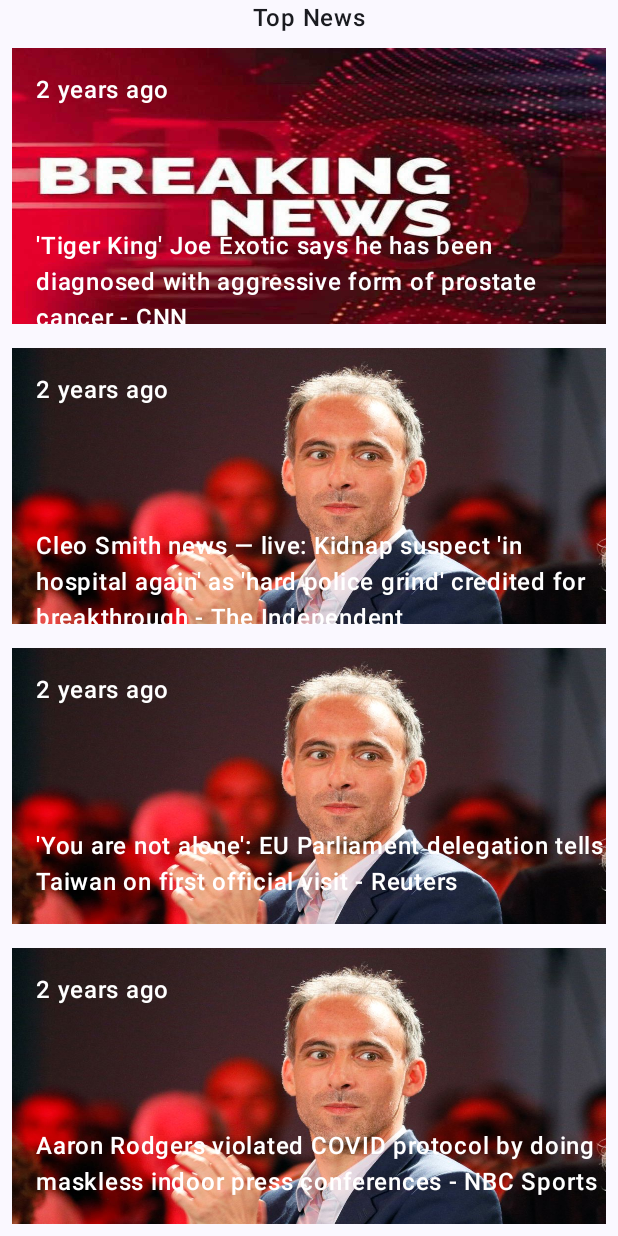
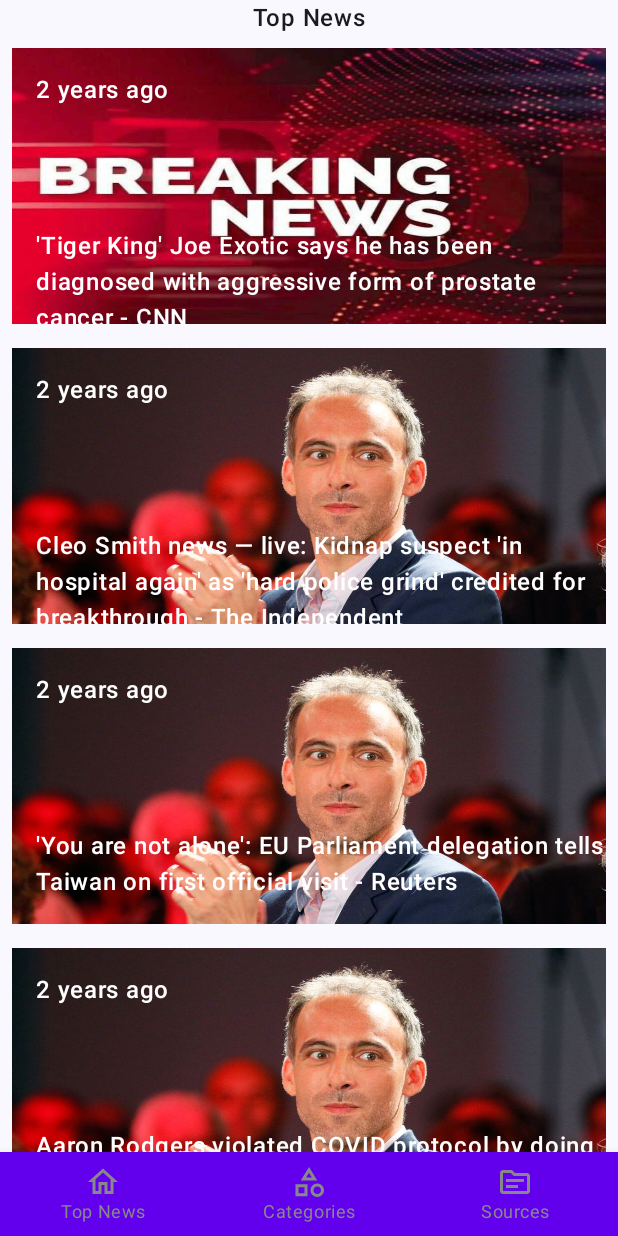
Before and after one commit to raduhirbea/NewsApp, an Android app built with Jetpack Compose: the screen it shows after launch (MainActivity), on a phone screen of 412 x 824 dp. Run offline under Robolectric (Android 15) with nearby library versions, the phone set to English and light mode, and no system bars.

Commit message:
Added bottom navigation

```diff
--- a/app/build.gradle.kts
+++ b/app/build.gradle.kts
@@ -54,6 +54,8 @@ dependencies {
 
     // Jetpack Compose Integration
     implementation("androidx.navigation:navigation-compose:$nav_version")
+    implementation("androidx.compose.material:material-icons-extended-android:1.5.4")
+    implementation("androidx.compose.material:material:1.5.4")
 
     implementation(libs.androidx.core.ktx)
     implementation(libs.androidx.lifecycle.runtime.ktx)
--- /dev/null
+++ b/app/src/main/java/dev/raduhs/newsapp/BottomMenuScreen.kt
@@ -0,0 +1,14 @@
+package dev.raduhs.newsapp
+
+import androidx.compose.material.icons.Icons
+import androidx.compose.material.icons.outlined.Category
+import androidx.compose.material.icons.outlined.Home
+import androidx.compose.material.icons.outlined.Source
+import androidx.compose.ui.graphics.vector.ImageVector
+
+sealed class BottomMenuScreen (val route: String, val icon:ImageVector, val title:String){
+
+    object TopNews: BottomMenuScreen("top news", Icons.Outlined.Home, "Top News")
+    object Categories: BottomMenuScreen("categories", Icons.Outlined.Category, "Categories")
+    object Sources: BottomMenuScreen("sources", Icons.Outlined.Source, "Sources")
+}
--- /dev/null
+++ b/app/src/main/java/dev/raduhs/newsapp/components/BottomMenu.kt
@@ -0,0 +1,48 @@
+package dev.raduhs.newsapp.components
+
+import androidx.compose.runtime.Composable
+import androidx.navigation.NavController
+import dev.raduhs.newsapp.BottomMenuScreen
+import androidx.compose.material.BottomNavigation
+import androidx.compose.material.BottomNavigationItem
+import androidx.compose.material.Icon
+import androidx.compose.material.Text
+import androidx.compose.runtime.getValue
+import androidx.compose.ui.graphics.Color
+import androidx.compose.ui.res.colorResource
+import androidx.navigation.compose.currentBackStackEntryAsState
+import dev.raduhs.newsapp.R
+
+@Composable
+fun BottomMenu(navController: NavController) {
+    val menuItems =
+        listOf(BottomMenuScreen.TopNews, BottomMenuScreen.Categories, BottomMenuScreen.Sources)
+
+    BottomNavigation(contentColor = colorResource(id = R.color.white)) {
+        val navBackStackEntry by navController.currentBackStackEntryAsState()
+        val currentRoute = navBackStackEntry?.destination?.route
+
+        menuItems.forEach {
+            BottomNavigationItem(label = { Text(text = it.title) },
+                alwaysShowLabel = true,
+                selectedContentColor = Color.White,
+                unselectedContentColor = Color.Gray,
+                selected = currentRoute == it.route,
+                onClick = { navController.navigate(it.route) {
+                    navController.graph.startDestinationRoute?.let {
+                        route ->
+                        popUpTo(route) {
+                            saveState = true
+                        }
+                        launchSingleTop = true
+                        restoreState = true
+                    }
+                } },
+                icon = { Icon(imageVector = it.icon, contentDescription = it.title)}
+            )
+
+        }
+
+
+    }
+}
--- a/app/src/main/java/dev/raduhs/newsapp/ui/NewsApp.kt
+++ b/app/src/main/java/dev/raduhs/newsapp/ui/NewsApp.kt
@@ -1,27 +1,48 @@
 package dev.raduhs.newsapp.ui
 
+import android.annotation.SuppressLint
+import androidx.compose.foundation.ScrollState
 import androidx.compose.foundation.rememberScrollState
+import androidx.compose.material3.Scaffold
 import androidx.compose.runtime.Composable
+import androidx.navigation.NavController
+import androidx.navigation.NavGraphBuilder
+import androidx.navigation.NavHostController
 import androidx.navigation.NavType
 import androidx.navigation.compose.NavHost
 import androidx.navigation.compose.composable
 import androidx.navigation.compose.rememberNavController
 import androidx.navigation.navArgument
+import dev.raduhs.newsapp.BottomMenuScreen
 import dev.raduhs.newsapp.MockData
+import dev.raduhs.newsapp.components.BottomMenu
+import dev.raduhs.newsapp.ui.screen.Categories
 import dev.raduhs.newsapp.ui.screen.DetailScreen
+import dev.raduhs.newsapp.ui.screen.Sources
 import dev.raduhs.newsapp.ui.screen.TopNews
 
 @Composable
 fun NewsApp() {
-    Navigation()
+    val navController = rememberNavController()
+    val scrollState = rememberScrollState()
+
+    MainScreen(navController, scrollState)
+}
+
+@SuppressLint("UnusedMaterial3ScaffoldPaddingParameter")
+@Composable
+fun MainScreen(navController: NavHostController, scrollState: ScrollState) {
+
+    Scaffold(bottomBar = { BottomMenu(navController = navController)}) {
+        Navigation(navController, scrollState)
+    }
 }
 
 @Composable
-fun Navigation() {
-    val navController = rememberNavController()
-    val scrollState = rememberScrollState()
+fun Navigation(navController: NavHostController, scrollState: ScrollState) {
 
     NavHost(navController = navController, startDestination = "TopNews") {
+        bottomNavigation(navController)
         composable("TopNews") {
             TopNews(navController = navController)
         }
@@ -36,3 +57,15 @@ fun Navigation() {
         }
     }
 }
+
+fun NavGraphBuilder.bottomNavigation(navController: NavHostController) {
+    composable(BottomMenuScreen.TopNews.route) {
+        TopNews(navController = navController)
+    }
+    composable(BottomMenuScreen.Categories.route) {
+        Categories()
+    }
+    composable(BottomMenuScreen.Sources.route) {
+        Sources()
+    }
+}
```
Also changed, not shown: app/src/main/java/dev/raduhs/newsapp/ui/screen/Categories.kt (added, +9 -0 lines), app/src/main/java/dev/raduhs/newsapp/ui/screen/Sources.kt (added, +9 -0 lines).
